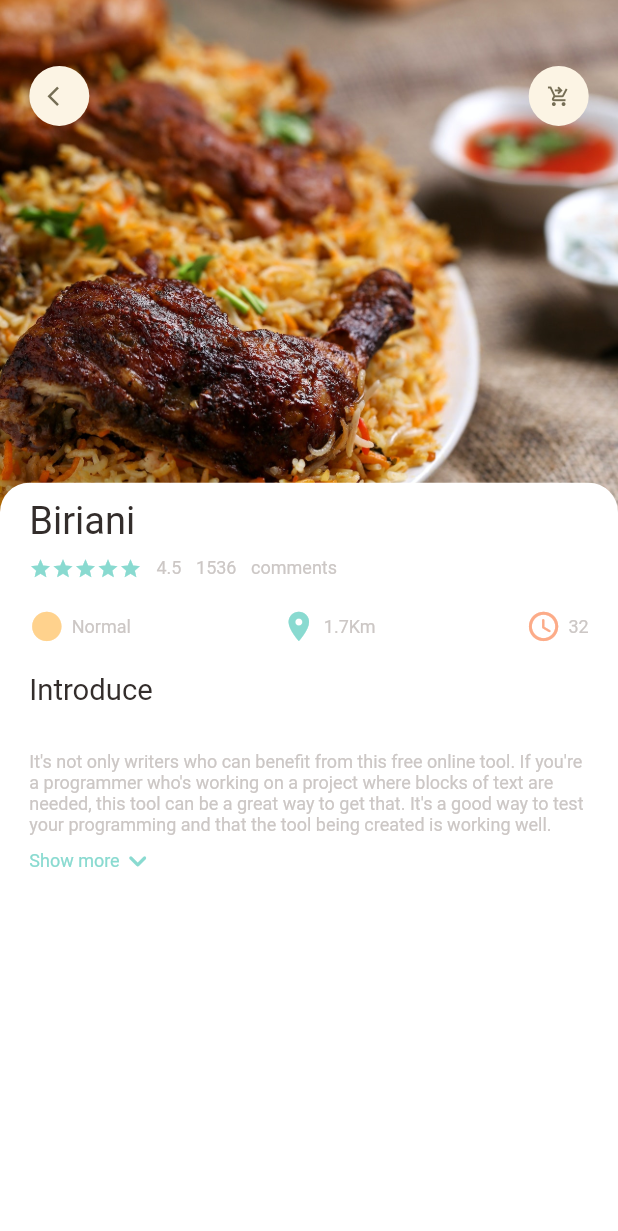
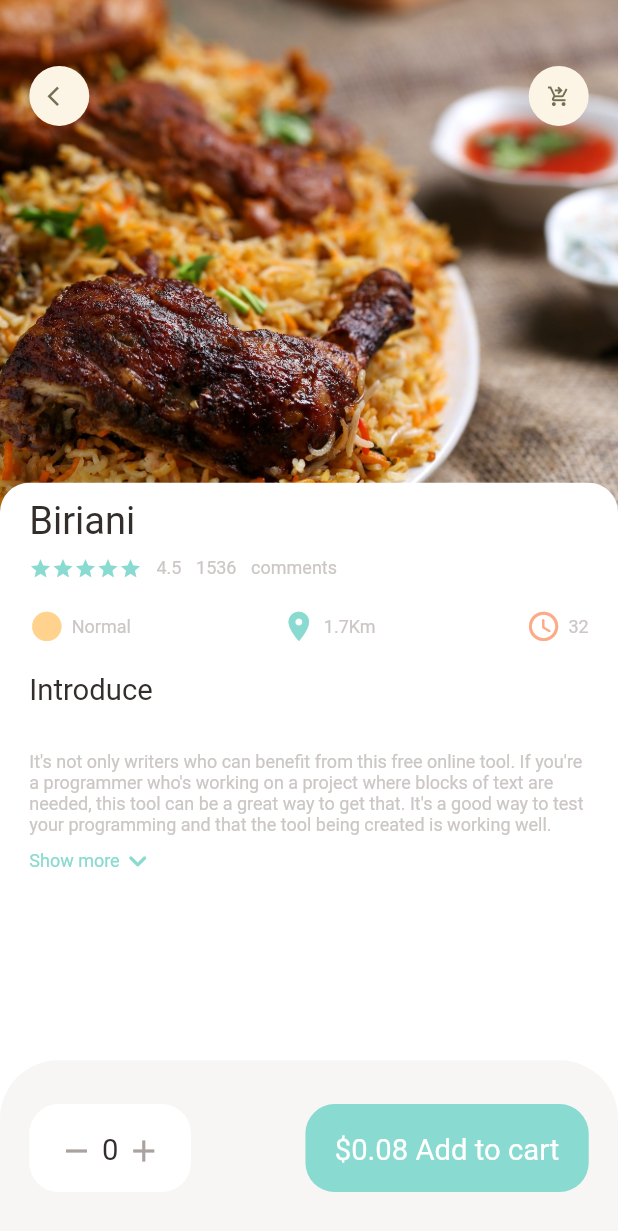
Before and after one commit to its-asaduzzaman/vogg, a Flutter app: the PopularFoodDetail screen opened directly, on a phone screen of 412 x 824 dp. Shown: the top 1231 px of the screen. Run offline on Flutter 3.47's test engine with Material 2 defaults, Android fonts, the phone set to English and light mode, and no system bars; our stand-ins replace dots_indicator, get.

Commit message:
popular food page detaile page UI v4.0

```diff
--- a/lib/pages/food/popular_food_detail.dart
+++ b/lib/pages/food/popular_food_detail.dart
@@ -14,6 +14,7 @@ class PopularFoodDetail extends StatelessWidget {
   @override
   Widget build(BuildContext context) {
     return Scaffold(
+      backgroundColor: Colors.white,
       body: Stack(
         children: [
           Positioned(
@@ -101,6 +102,63 @@ class PopularFoodDetail extends StatelessWidget {
           ),
         ],
       ),
+      bottomNavigationBar: Container(
+        height: Dimension.bottomHeightBar,
+        padding: EdgeInsets.only(
+            top: Dimension.height30,
+            bottom: Dimension.height30,
+            left: Dimension.width20,
+            right: Dimension.width20),
+        decoration: BoxDecoration(
+          borderRadius: BorderRadius.only(
+            topLeft: Radius.circular(Dimension.radius20 * 2),
+            topRight: Radius.circular(Dimension.radius20 * 2),
+          ),
+          color: AppColors.buttonBackgroundColor,
+        ),
+        child: Row(
+          mainAxisAlignment: MainAxisAlignment.spaceBetween,
+          children: [
+            Container(
+              padding: EdgeInsets.all(Dimension.height20),
+              decoration: BoxDecoration(
+                color: Colors.white,
+                borderRadius: BorderRadius.circular(Dimension.radius20),
+              ),
+              child: Row(
+                children: [
+                  Icon(
+                    Icons.remove,
+                    color: AppColors.signColor,
+                  ),
+                  SizedBox(
+                    width: Dimension.width5,
+                  ),
+                  BigText(text: "0"),
+                  SizedBox(
+                    width: Dimension.width5,
+                  ),
+                  Icon(
+                    Icons.add,
+                    color: AppColors.signColor,
+                  ),
+                ],
+              ),
+            ),
+            Container(
+              padding: EdgeInsets.all(Dimension.height20),
+              decoration: BoxDecoration(
+                color: AppColors.mainColor,
+                borderRadius: BorderRadius.circular(Dimension.radius20),
+              ),
+              child: BigText(
+                text: "\$0.08 Add to cart",
+                color: Colors.white,
+              ),
+            ),
+          ],
+        ),
+      ),
     );
   }
 }
--- a/lib/utils/dimension.dart
+++ b/lib/utils/dimension.dart
@@ -38,4 +38,6 @@ class Dimension {
 
 //  popular food
   static double popularFoodImgSize = screenHeight / 2.41;
+
+  static double bottomHeightBar = screenHeight / 7.03;
 }
```
